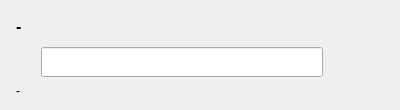
First picture: the form in src/uis/DataVaultItem.ui, repository chmmou/olbaflinx, before the edit.
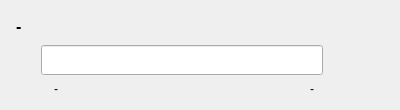
Second picture: the form after the edit. Icons and pictures are not drawn.

Commit message: - Add additina info to data vault item - Creation / Loading for data aault partial finished

The edit to the form file:
```diff
--- a/src/uis/DataVaultItem.ui
+++ b/src/uis/DataVaultItem.ui
@@ -164,6 +164,14 @@
     </layout>
    </item>
    <item>
+    <layout class="QHBoxLayout" name="horizontalLayoutDataVaulFiletInfo">
+     <property name="leftMargin">
+      <number>38</number>
+     </property>
+     <property name="rightMargin">
+      <number>75</number>
+     </property>
+     <item>
     <widget class="QLabel" name="labelDataVaultFilePath">
      <property name="text">
       <string>-</string>
@@ -172,6 +180,28 @@
       <number>5</number>
      </property>
     </widget>
+     </item>
+     <item>
+      <spacer name="horizontalSpacerDataVaultFileInfo">
+       <property name="orientation">
+        <enum>Qt::Horizontal</enum>
+       </property>
+       <property name="sizeHint" stdset="0">
+        <size>
+         <width>40</width>
+         <height>20</height>
+        </size>
+       </property>
+      </spacer>
+     </item>
+     <item>
+      <widget class="QLabel" name="labelDataVaultFileInfo">
+       <property name="text">
+        <string>-</string>
+       </property>
+      </widget>
+     </item>
+    </layout>
    </item>
   </layout>
  </widget>
```
Lines whose indentation alone changed are shown as unchanged. The commit also changes 5 other files.
